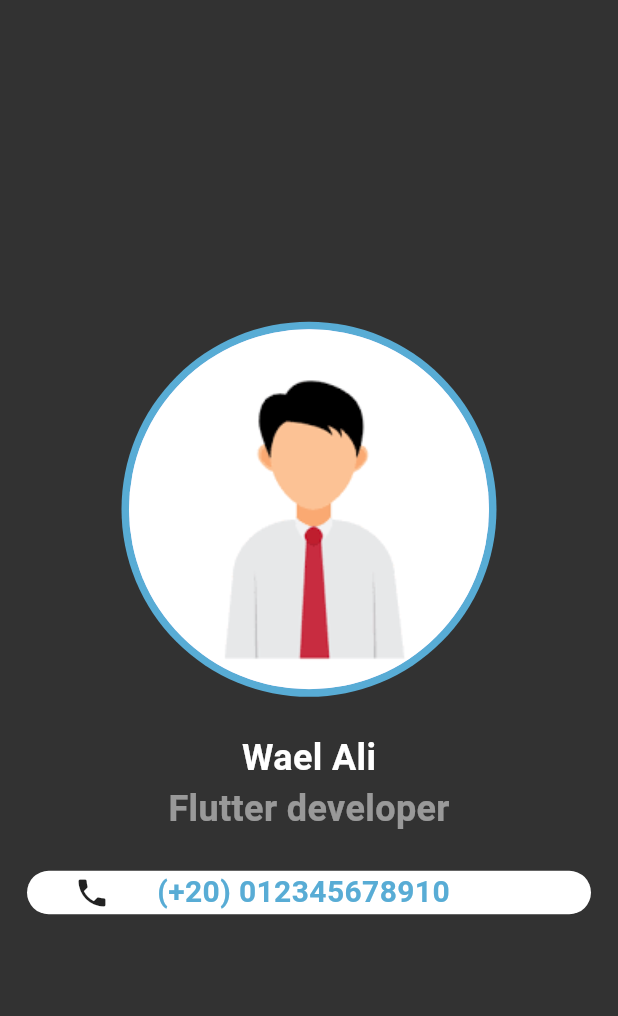
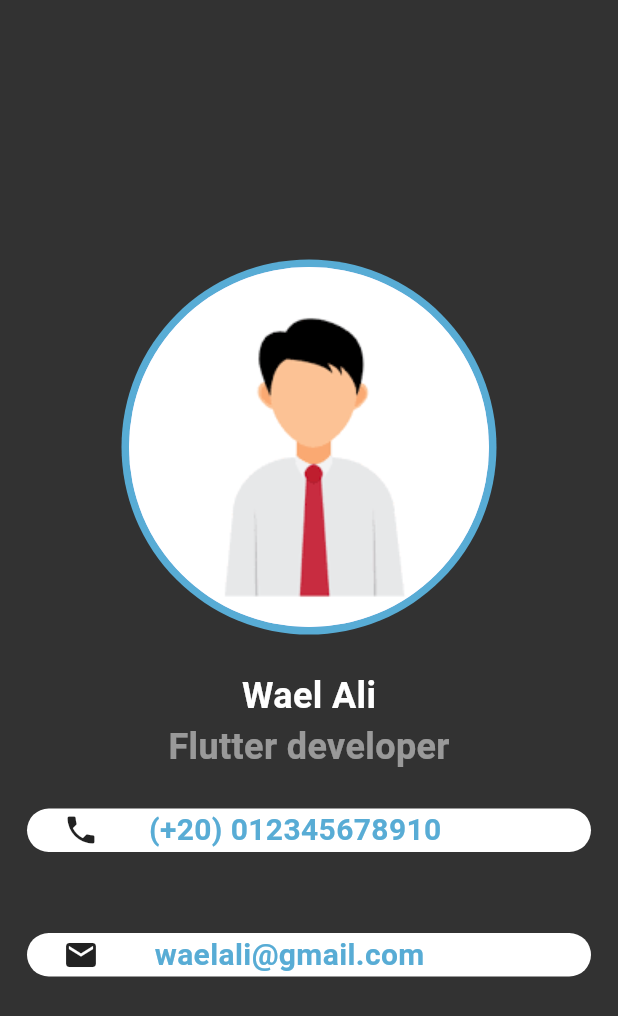
Before and after one commit to amr-turki/Business-Card, a Flutter app: the screen it shows after launch, on a phone screen of 412 x 824 dp. Shown: the top 1016 px of the screen. Run offline on Flutter 3.47's test engine with Material 3 defaults, Android fonts, the phone set to English and light mode, and no system bars.

Commit message:
Add Email Section

```diff
--- a/lib/main.dart
+++ b/lib/main.dart
@@ -53,11 +53,38 @@ class BusinessCard extends StatelessWidget {
                 ),
                 child: Row(
                   children: [
-                    Spacer(flex: 1),
-                    Icon(Icons.phone, size: 24),
+                    Padding(
+                      padding: const EdgeInsets.only(left: 24.0),
+                      child: Icon(Icons.phone, size: 24),
+                    ),
                     Spacer(flex: 1),
                     Text(
                       '(+20) 012345678910',
+                      style: TextStyle(
+                        fontSize: 20,
+                        color: Color(0xFF58ACD5)..withOpacity(0.5),
+                        fontWeight: FontWeight.bold,
+                      ),
+                    ),
+                    Spacer(flex: 3),
+                  ],
+                ),
+              ),
+              SizedBox(height: 54),
+              Container(
+                decoration: BoxDecoration(
+                  color: Colors.white,
+                  borderRadius: BorderRadius.circular(15),
+                ),
+                child: Row(
+                  children: [
+                    Padding(
+                      padding: const EdgeInsets.only(left: 24.0),
+                      child: Icon(Icons.email, size: 24),
+                    ),
+                    Spacer(flex: 1),
+                    Text(
+                      'waelali@gmail.com',
                       style: TextStyle(
                         fontSize: 20,
                         color: Color(0xFF58ACD5)..withOpacity(0.5),
```
